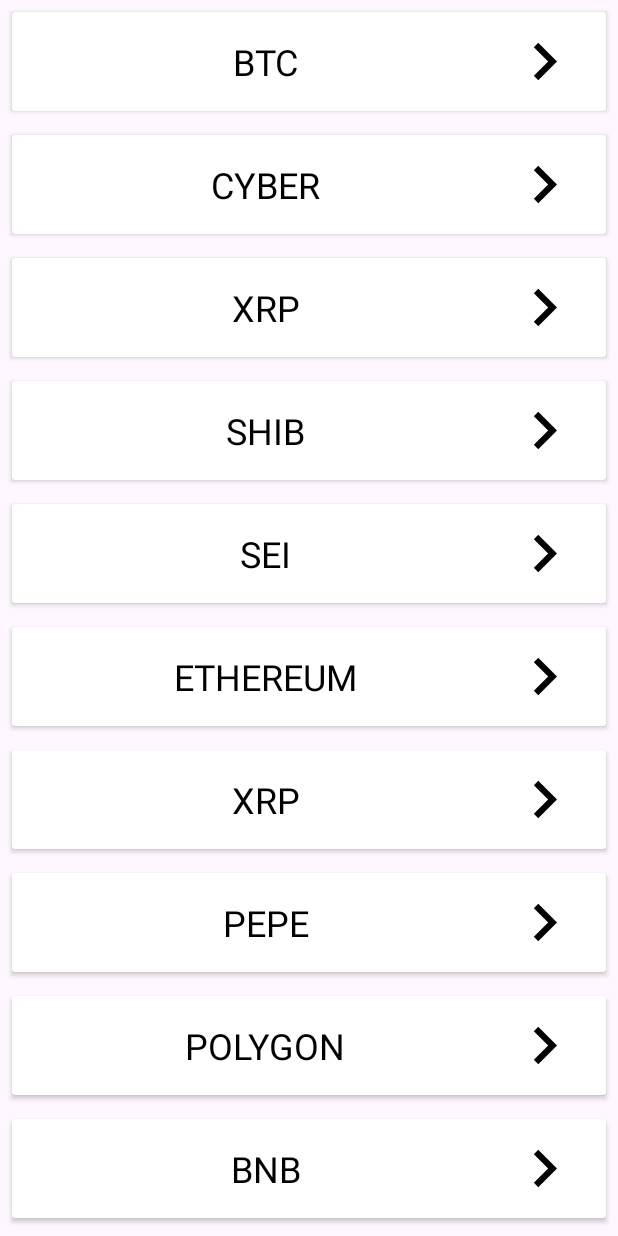
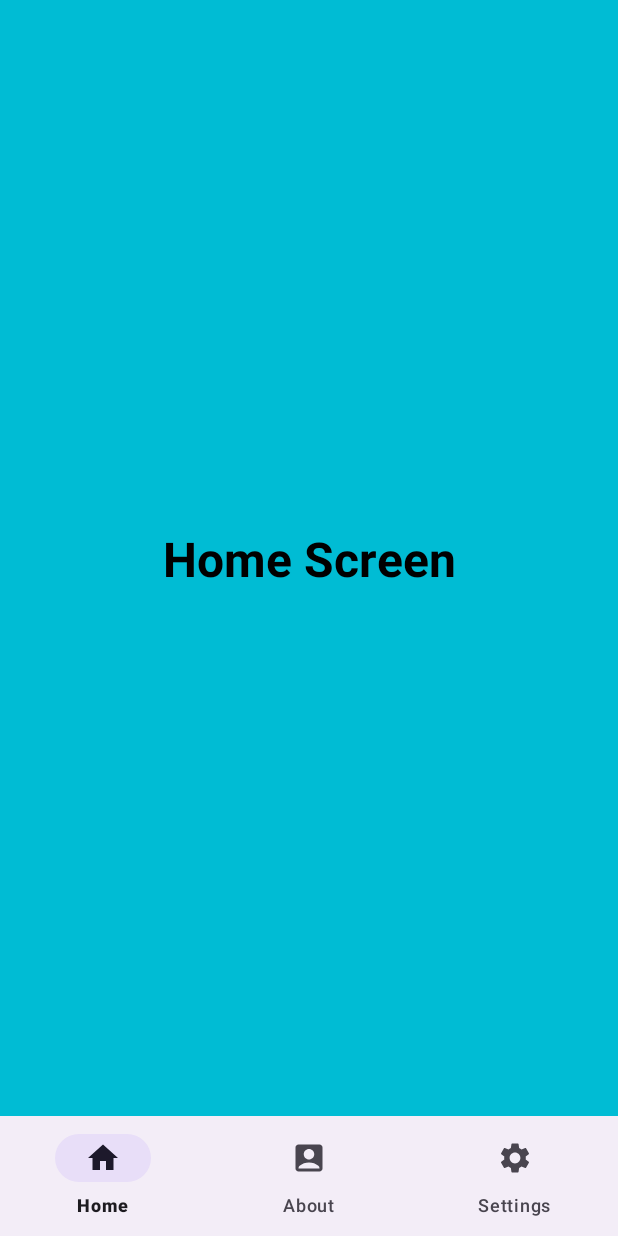
Before and after one commit to mendess12/SistersLabAkademiUygulamaDersi3, an Android app: the screen it shows after launch (MainActivity2 before the commit, MainActivity3 after it), on a phone screen of 412 x 824 dp. Run offline under Robolectric (Android 15) with nearby library versions, the phone set to English and light mode, and no system bars; our stand-ins replace navigation-ui.

Commit message:
Add question3

```diff
--- a/app/src/main/AndroidManifest.xml
+++ b/app/src/main/AndroidManifest.xml
@@ -13,10 +13,13 @@
         android:theme="@style/Theme.SistersLabAkademiUygulamaDersi3"
         tools:targetApi="31">
         <activity
+            android:name=".soru2.MainActivity2"
+            android:exported="false" />
+        <activity
             android:name=".soru1.MainActivity"
             android:exported="false" />
         <activity
-            android:name=".soru2.MainActivity2"
+            android:name=".soru3.MainActivity3"
             android:exported="true">
             <intent-filter>
                 <action android:name="android.intent.action.MAIN" />
--- /dev/null
+++ b/app/src/main/java/com/example/sisterslabakademiuygulamadersi3/soru3/HomeScreenFragment.kt
@@ -0,0 +1,17 @@
+package com.example.sisterslabakademiuygulamadersi3.soru3
+
+import android.os.Bundle
+import android.view.View
+import androidx.fragment.app.Fragment
+import com.example.sisterslabakademiuygulamadersi3.R
+import com.example.sisterslabakademiuygulamadersi3.databinding.FragmentHomeScreenBinding
+
+class HomeScreenFragment : Fragment(R.layout.fragment_home_screen) {
+
+    private lateinit var binding: FragmentHomeScreenBinding
+
+    override fun onViewCreated(view: View, savedInstanceState: Bundle?) {
+        super.onViewCreated(view, savedInstanceState)
+        binding = FragmentHomeScreenBinding.bind(view)
+    }
+}
--- /dev/null
+++ b/app/src/main/java/com/example/sisterslabakademiuygulamadersi3/soru3/MainActivity3.kt
@@ -0,0 +1,32 @@
+package com.example.sisterslabakademiuygulamadersi3.soru3
+
+import androidx.appcompat.app.AppCompatActivity
+import android.os.Bundle
+import androidx.navigation.fragment.NavHostFragment
+import androidx.navigation.ui.NavigationUI
+import com.example.sisterslabakademiuygulamadersi3.R
+import com.example.sisterslabakademiuygulamadersi3.databinding.ActivityMain3Binding
+
+class MainActivity3 : AppCompatActivity() {
+
+    private lateinit var binding: ActivityMain3Binding
+
+    override fun onCreate(savedInstanceState: Bundle?) {
+        super.onCreate(savedInstanceState)
+        binding = ActivityMain3Binding.inflate(layoutInflater)
+        val view = binding.root
+        setContentView(view)
+
+        /*
+        * Navigation Graph oluşturarak "Anasayfa", "Hakkında" ve "Ayarlar"  sahip bir
+        * gezinme yapısı oluşturun. Anasayfa'dan diğer sayfalara geçiş yapılmasını sağlayın.(Bottom Navigation)
+        * */
+
+        val navHostFragment =
+            supportFragmentManager.findFragmentById(R.id.nav_host_fragment_three) as NavHostFragment
+        NavigationUI.setupWithNavController(
+            binding.bottomNavigationView,
+            navHostFragment.navController
+        )
+    }
+}
--- /dev/null
+++ b/app/src/main/res/drawable/baseline_account_box_24.xml
@@ -0,0 +1,5 @@
+<vector android:height="24dp" android:tint="#000000"
+    android:viewportHeight="24" android:viewportWidth="24"
+    android:width="24dp" xmlns:android="http://schemas.android.com/apk/res/android">
+    <path android:fillColor="@android:color/white" android:pathData="M19,3H5C3.9,3 3,3.9 3,5v14c0,1.1 0.9,2 2,2h14c1.1,0 2,-0.9 2,-2V5C21,3.9 20.1,3 19,3zM12,6c1.93,0 3.5,1.57 3.5,3.5c0,1.93 -1.57,3.5 -3.5,3.5s-3.5,-1.57 -3.5,-3.5C8.5,7.57 10.07,6 12,6zM19,19H5v-0.23c0,-0.62 0.28,-1.2 0.76,-1.58C7.47,15.82 9.64,15 12,15s4.53,0.82 6.24,2.19c0.48,0.38 0.76,0.97 0.76,1.58V19z"/>
+</vector>
--- /dev/null
+++ b/app/src/main/res/drawable/baseline_home_24.xml
@@ -0,0 +1,5 @@
+<vector android:height="24dp" android:tint="#000000"
+    android:viewportHeight="24" android:viewportWidth="24"
+    android:width="24dp" xmlns:android="http://schemas.android.com/apk/res/android">
+    <path android:fillColor="@android:color/white" android:pathData="M10,20v-6h4v6h5v-8h3L12,3 2,12h3v8z"/>
+</vector>
--- /dev/null
+++ b/app/src/main/res/drawable/baseline_settings_24.xml
@@ -0,0 +1,10 @@
+<vector xmlns:android="http://schemas.android.com/apk/res/android"
+    android:width="24dp"
+    android:height="24dp"
+    android:tint="#000000"
+    android:viewportWidth="24"
+    android:viewportHeight="24">
+    <path
+        android:fillColor="@android:color/white"
+        android:pathData="M19.14,12.94c0.04,-0.3 0.06,-0.61 0.06,-0.94c0,-0.32 -0.02,-0.64 -0.07,-0.94l2.03,-1.58c0.18,-0.14 0.23,-0.41 0.12,-0.61l-1.92,-3.32c-0.12,-0.22 -0.37,-0.29 -0.59,-0.22l-2.39,0.96c-0.5,-0.38 -1.03,-0.7 -1.62,-0.94L14.4,2.81c-0.04,-0.24 -0.24,-0.41 -0.48,-0.41h-3.84c-0.24,0 -0.43,0.17 -0.47,0.41L9.25,5.35C8.66,5.59 8.12,5.92 7.63,6.29L5.24,5.33c-0.22,-0.08 -0.47,0 -0.59,0.22L2.74,8.87C2.62,9.08 2.66,9.34 2.86,9.48l2.03,1.58C4.84,11.36 4.8,11.69 4.8,12s0.02,0.64 0.07,0.94l-2.03,1.58c-0.18,0.14 -0.23,0.41 -0.12,0.61l1.92,3.32c0.12,0.22 0.37,0.29 0.59,0.22l2.39,-0.96c0.5,0.38 1.03,0.7 1.62,0.94l0.36,2.54c0.05,0.24 0.24,0.41 0.48,0.41h3.84c0.24,0 0.44,-0.17 0.47,-0.41l0.36,-2.54c0.59,-0.24 1.13,-0.56 1.62,-0.94l2.39,0.96c0.22,0.08 0.47,0 0.59,-0.22l1.92,-3.32c0.12,-0.22 0.07,-0.47 -0.12,-0.61L19.14,12.94zM12,15.6c-1.98,0 -3.6,-1.62 -3.6,-3.6s1.62,-3.6 3.6,-3.6s3.6,1.62 3.6,3.6S13.98,15.6 12,15.6z" />
+</vector>
--- /dev/null
+++ b/app/src/main/res/layout/activity_main3.xml
@@ -0,0 +1,30 @@
+<?xml version="1.0" encoding="utf-8"?>
+<androidx.constraintlayout.widget.ConstraintLayout xmlns:android="http://schemas.android.com/apk/res/android"
+    xmlns:app="http://schemas.android.com/apk/res-auto"
+    xmlns:tools="http://schemas.android.com/tools"
+    android:layout_width="match_parent"
+    android:layout_height="match_parent"
+    tools:context=".soru3.MainActivity3">
+
+    <com.google.android.material.bottomnavigation.BottomNavigationView
+        android:id="@+id/bottomNavigationView"
+        android:layout_width="match_parent"
+        android:layout_height="0dp"
+
+        app:layout_constraintBottom_toBottomOf="parent"
+        app:layout_constraintEnd_toEndOf="parent"
+        app:layout_constraintStart_toStartOf="parent"
+        app:menu="@menu/question_three_menu" />
+
+    <androidx.fragment.app.FragmentContainerView
+        android:id="@+id/nav_host_fragment_three"
+        android:name="androidx.navigation.fragment.NavHostFragment"
+        android:layout_width="0dp"
+        android:layout_height="0dp"
+        app:defaultNavHost="true"
+        app:layout_constraintBottom_toTopOf="@+id/bottomNavigationView"
+        app:layout_constraintEnd_toEndOf="parent"
+        app:layout_constraintStart_toStartOf="parent"
+        app:layout_constraintTop_toTopOf="parent"
+        app:navGraph="@navigation/question_three_nav_graph" />
+</androidx.constraintlayout.widget.ConstraintLayout>
--- /dev/null
+++ b/app/src/main/res/layout/fragment_home_screen.xml
@@ -0,0 +1,23 @@
+<?xml version="1.0" encoding="utf-8"?>
+<androidx.constraintlayout.widget.ConstraintLayout xmlns:android="http://schemas.android.com/apk/res/android"
+    xmlns:app="http://schemas.android.com/apk/res-auto"
+    xmlns:tools="http://schemas.android.com/tools"
+    android:layout_width="match_parent"
+    android:layout_height="match_parent"
+    android:background="@color/blue"
+    tools:context=".soru3.HomeScreenFragment">
+
+    <androidx.appcompat.widget.AppCompatTextView
+        android:id="@+id/homeTv"
+        android:layout_width="wrap_content"
+        android:layout_height="wrap_content"
+        android:text="@string/home_screen"
+        android:textColor="@color/black"
+        android:textSize="32sp"
+        android:textStyle="bold"
+        app:layout_constraintBottom_toBottomOf="parent"
+        app:layout_constraintEnd_toEndOf="parent"
+        app:layout_constraintStart_toStartOf="parent"
+        app:layout_constraintTop_toTopOf="parent" />
+
+</androidx.constraintlayout.widget.ConstraintLayout>
--- /dev/null
+++ b/app/src/main/res/menu/question_three_menu.xml
@@ -0,0 +1,16 @@
+<?xml version="1.0" encoding="utf-8"?>
+<menu xmlns:android="http://schemas.android.com/apk/res/android">
+
+    <item
+        android:id="@+id/homeScreenFragment"
+        android:icon="@drawable/baseline_home_24"
+        android:title="@string/home" />
+    <item
+        android:id="@+id/aboutScreenFragment"
+        android:icon="@drawable/baseline_account_box_24"
+        android:title="@string/about" />
+    <item
+        android:id="@+id/settingsScreenFragment"
+        android:icon="@drawable/baseline_settings_24"
+        android:title="@string/setting" />
+</menu>
--- /dev/null
+++ b/app/src/main/res/navigation/question_three_nav_graph.xml
@@ -0,0 +1,23 @@
+<?xml version="1.0" encoding="utf-8"?>
+<navigation xmlns:android="http://schemas.android.com/apk/res/android"
+    xmlns:app="http://schemas.android.com/apk/res-auto"
+    xmlns:tools="http://schemas.android.com/tools"
+    android:id="@+id/question_three_nav_graph"
+    app:startDestination="@id/homeScreenFragment">
+
+    <fragment
+        android:id="@+id/aboutScreenFragment"
+        android:name="com.example.sisterslabakademiuygulamadersi3.soru3.AboutScreenFragment"
+        android:label="fragment_about_screen"
+        tools:layout="@layout/fragment_about_screen" />
+    <fragment
+        android:id="@+id/homeScreenFragment"
+        android:name="com.example.sisterslabakademiuygulamadersi3.soru3.HomeScreenFragment"
+        android:label="fragment_home_screen"
+        tools:layout="@layout/fragment_home_screen" />
+    <fragment
+        android:id="@+id/settingsScreenFragment"
+        android:name="com.example.sisterslabakademiuygulamadersi3.soru3.SettingsScreenFragment"
+        android:label="fragment_settings_screen"
+        tools:layout="@layout/fragment_settings_screen" />
+</navigation>
--- a/app/src/main/res/values/colors.xml
+++ b/app/src/main/res/values/colors.xml
@@ -2,4 +2,7 @@
 <resources>
     <color name="black">#FF000000</color>
     <color name="white">#FFFFFFFF</color>
+    <color name="blue">#00BCD4</color>
+    <color name="yellow">#FFEB3B</color>
+    <color name="green">#8BC34A</color>
 </resources>
--- a/app/src/main/res/values/strings.xml
+++ b/app/src/main/res/values/strings.xml
@@ -5,4 +5,10 @@
     <string name="login">Giriş yap</string>
     <string name="welcome">Hoş Geldin</string>
     <string name="name">BTC</string>
+    <string name="home">Home</string>
+    <string name="about">About</string>
+    <string name="setting">Settings</string>
+    <string name="home_screen">Home Screen</string>
+    <string name="about_screen">About Screen</string>
+    <string name="settings_screen">Settings Screen</string>
 </resources>
```
Also changed, not shown: app/src/main/java/com/example/sisterslabakademiuygulamadersi3/soru3/AboutScreenFragment.kt (added, +17 -0 lines), app/src/main/java/com/example/sisterslabakademiuygulamadersi3/soru3/SettingsScreenFragment.kt (added, +17 -0 lines), app/src/main/res/layout/fragment_about_screen.xml (added, +23 -0 lines), app/src/main/res/layout/fragment_settings_screen.xml (added, +23 -0 lines).
